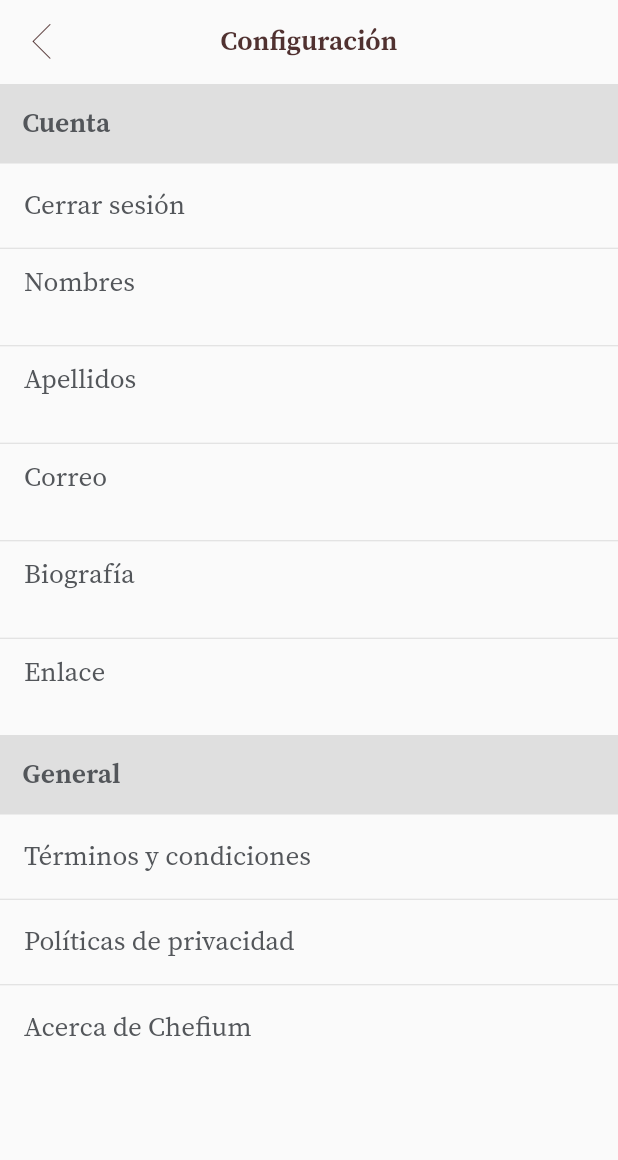
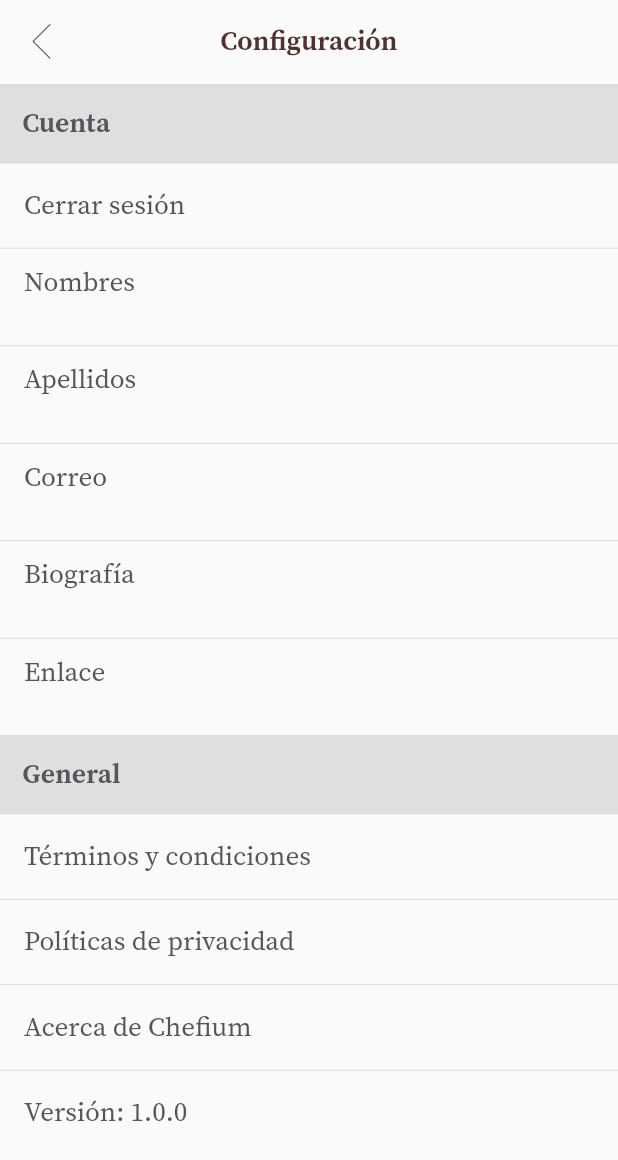
Before and after one commit to sanchezalejandro86/app-chefium, a Flutter app: the ConfiguracionScreen screen opened by its route, on a phone screen of 412 x 824 dp. Shown: the top 1160 px of the screen. Run offline on Flutter 3.47's test engine with Material 2 defaults, Android fonts, the phone set to English and light mode, and no system bars; our stand-ins replace cached_network_image, circular_profile_avatar, custom_refresh_indicator, dio, extended_image, firebase_analytics and 12 more; missing offline and left inert: apple_sign_in, autocomplete_textfield, firebase_admob, flag, flutter_facebook_login and 3 more; accounts and stored records are empty; project files that could hold a hidden picture were left out.

Commit message:
español neutro y version de la app

```diff
--- a/lib/screens/configuracion_screen.dart
+++ b/lib/screens/configuracion_screen.dart
@@ -489,6 +489,16 @@ class _ConfiguracionScreenState extends State<ConfiguracionScreen> {
                       ));
                 },
               ),
+              Divider(
+                height: 1,
+              ),
+              ListTile(
+                title: Text(
+                  'Versión: 1.0.0',
+                  style: Theme.of(context).textTheme.headline6.copyWith(
+                      fontWeight: FontWeight.w400, color: MainTheme.gris),
+                ),
+              ),
             ],
           ),
         ),
--- a/lib/utils/dio_client.dart
+++ b/lib/utils/dio_client.dart
@@ -3,9 +3,10 @@ import 'package:shared_preferences/shared_preferences.dart';
 
 class DioClient {
   static Dio _dio = Dio(BaseOptions(
-    baseUrl: 'https://api-chefium.herokuapp.com/v1',
-    //baseUrl: 'http://192.168.5.108:3000/v1',
-    //baseUrl: 'http://192.168.1.19:3000/v1',
+    //baseUrl: 'https://api-chefium.herokuapp.com/v1', //heroku
+    baseUrl: 'http://54.92.148.138/v1',               //aws
+    //baseUrl: 'http://192.168.5.108:3000/v1',         //jorge
+    //baseUrl: 'http://192.168.1.19:3000/v1',          //ale
   ));
   static Dio get initDio => _dio;
   static Dio get authDio => _dio..interceptors.add(AppInterceptors());
```
Also changed, not shown: lib/screens/home_screen.dart (+2 -50 lines).
